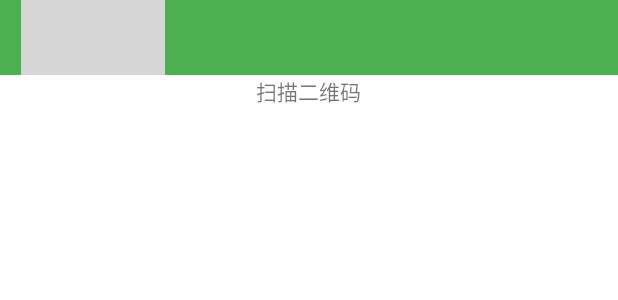
After one commit to BytesZero/Hackathon, an Android app: the layout fragment_qrcode.xml on its own in the app's theme, with its tools: preview values and no code run, on a phone screen of 412 x 824 dp. The commit adds this screen. Shown: the top 300 px of the screen. Run offline under Robolectric (Android 15) with nearby library versions, the phone set to English and light mode, and no system bars.

```diff
--- a/app/src/main/java/com/segmentfault/hackathon/fragment/MyPlantFragment.java
+++ b/app/src/main/java/com/segmentfault/hackathon/fragment/ProductFragment.java
@@ -9,13 +9,13 @@ import android.widget.TextView;
 import com.huahuacaocao.hhcc_common.base.BaseFragment;
 import com.segmentfault.hackathon.R;
 
-public class MyPlantFragment extends BaseFragment {
+public class ProductFragment extends BaseFragment {
 
 
     @Override
     public View onCreateView(LayoutInflater inflater, ViewGroup container,
                              Bundle savedInstanceState) {
-        return inflater.inflate(R.layout.fragment_my_plant, container, false);
+        return inflater.inflate(R.layout.fragment_product, container, false);
     }
 
     @Override
--- /dev/null
+++ b/app/src/main/res/layout/fragment_qrcode.xml
@@ -0,0 +1,19 @@
+<LinearLayout
+    style="@style/PageContentStyle"
+    xmlns:android="http://schemas.android.com/apk/res/android"
+    xmlns:tools="http://schemas.android.com/tools"
+    android:background="@color/app_color"
+    tools:context="com.huahuacaocao.flowerpotapp.fragments.ShopFragment">
+
+    <include layout="@layout/layout_titlebar"/>
+
+    <LinearLayout
+        style="@style/PageContentStyle">
+        <TextView
+            android:layout_width="wrap_content"
+            android:layout_height="wrap_content"
+            android:layout_gravity="center_horizontal"
+            android:text="扫描二维码"/>
+    </LinearLayout>
+
+</LinearLayout>
```
Also changed, not shown: app/src/main/java/com/segmentfault/hackathon/MainActivity.java (+6 -6 lines), app/src/main/java/com/segmentfault/hackathon/fragment/BbsFragment.java (deleted, +0 -83 lines), app/src/main/java/com/segmentfault/hackathon/fragment/QRCodeFragment.java (added, +47 -0 lines), app/src/main/java/com/segmentfault/hackathon/fragment/TypeFragment.java (renamed from app/src/main/java/com/segmentfault/hackathon/fragment/ShopFragment.java, +13 -15 lines), app/src/main/res/layout/fragment_shop.xml (deleted, +0 -30 lines), app/src/main/res/layout/fragment_product.xml (renamed from app/src/main/res/layout/fragment_my_plant.xml), app/src/main/res/layout/fragment_type.xml (renamed from app/src/main/res/layout/fragment_bbs.xml).
